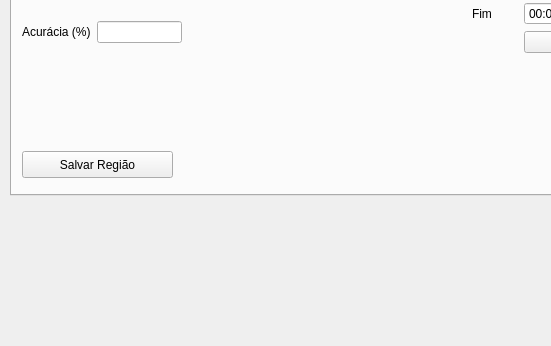
Above: mainForm.ui from noldorj/Personal-Home-Guard before the change; both pictures show x 0 to 551 and y 354 to 700 of the 890 by 700 pixel window. Below: the same form after it.
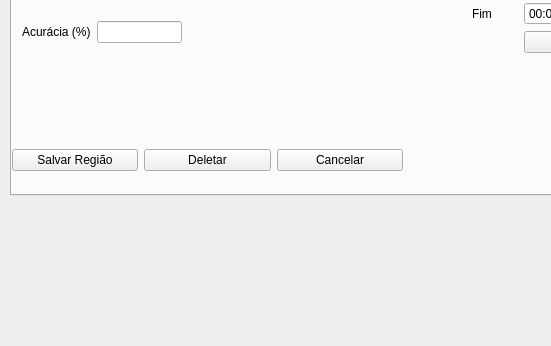
That is the form after the change.

Commit message: interface v1 ok: edicao de regiao e alarmes

```diff
--- a/mainForm.ui
+++ b/mainForm.ui
@@ -130,19 +130,6 @@
        </item>
       </layout>
      </widget>
-     <widget class="QPushButton" name="btnSaveRegion">
-      <property name="geometry">
-       <rect>
-        <x>10</x>
-        <y>410</y>
-        <width>151</width>
-        <height>27</height>
-       </rect>
-      </property>
-      <property name="text">
-       <string>Salvar Região</string>
-      </property>
-     </widget>
      <widget class="QWidget" name="formLayoutWidget_3">
       <property name="geometry">
        <rect>
@@ -364,6 +351,39 @@
        </item>
       </layout>
      </widget>
+     <widget class="QWidget" name="horizontalLayoutWidget">
+      <property name="geometry">
+       <rect>
+        <x>0</x>
+        <y>399</y>
+        <width>391</width>
+        <height>41</height>
+       </rect>
+      </property>
+      <layout class="QHBoxLayout" name="horizontalLayout_4">
+       <item>
+        <widget class="QPushButton" name="btnSaveRegion">
+         <property name="text">
+          <string>Salvar Região</string>
+         </property>
+        </widget>
+       </item>
+       <item>
+        <widget class="QPushButton" name="btnDeleteRegion">
+         <property name="text">
+          <string>Deletar</string>
+         </property>
+        </widget>
+       </item>
+       <item>
+        <widget class="QPushButton" name="btnCancelRegion">
+         <property name="text">
+          <string>Cancelar</string>
+         </property>
+        </widget>
+       </item>
+      </layout>
+     </widget>
     </widget>
     <widget class="QWidget" name="tabConfig">
      <attribute name="title">
```
The commit also changes 2 other files.
